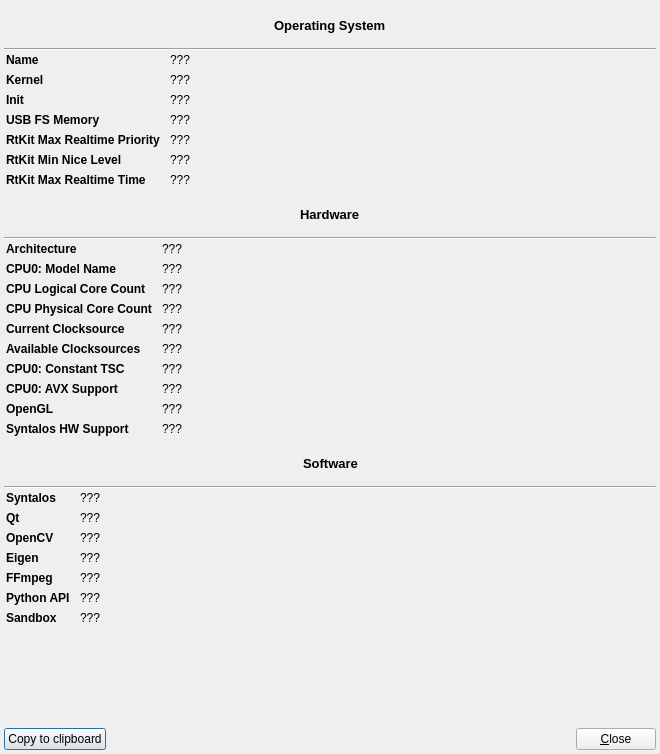
The window that src/sysinfodialog.ui (syntalos/syntalos) describes before a commit, drawn with Qt 5.
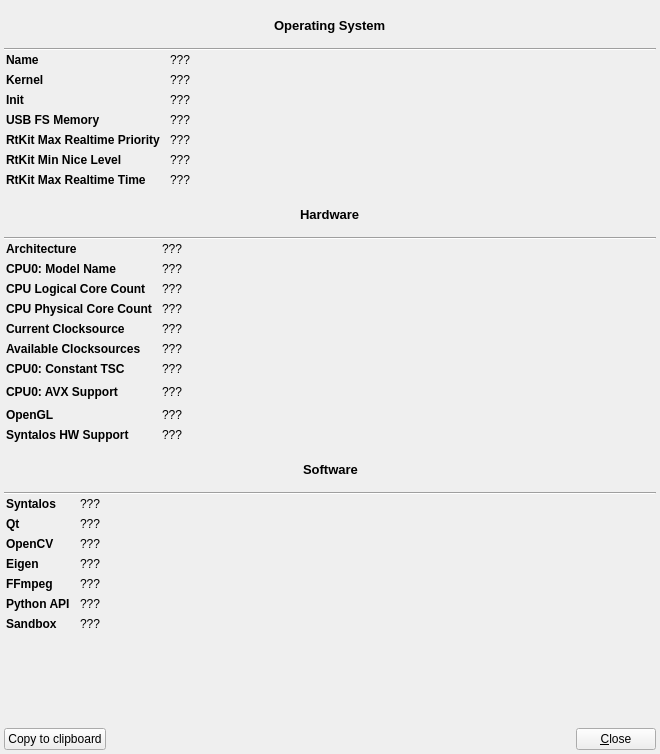
The same window after the commit. Icons and pictures are not drawn.

Commit message: sysinfo: Don't overflow UI if CPU supports a lot of AVX instructions

What changed in the file:
```diff
--- a/src/sysinfodialog.ui
+++ b/src/sysinfodialog.ui
@@ -524,13 +524,6 @@
           </property>
          </widget>
         </item>
-        <item row="8" column="1">
-         <widget class="QLabel" name="valAVX">
-          <property name="text">
-           <string>???</string>
-          </property>
-         </widget>
-        </item>
         <item row="9" column="0">
          <widget class="QLabel" name="openGLLabel">
           <property name="font">
@@ -600,6 +593,66 @@
           </property>
          </widget>
         </item>
+        <item row="8" column="1">
+         <widget class="QWidget" name="widget_8" native="true">
+          <layout class="QHBoxLayout" name="horizontalLayout_5">
+           <property name="spacing">
+            <number>2</number>
+           </property>
+           <property name="leftMargin">
+            <number>0</number>
+           </property>
+           <property name="topMargin">
+            <number>0</number>
+           </property>
+           <property name="rightMargin">
+            <number>0</number>
+           </property>
+           <property name="bottomMargin">
+            <number>0</number>
+           </property>
+           <item>
+            <widget class="QLabel" name="valAVX">
+             <property name="text">
+              <string>???</string>
+             </property>
+            </widget>
+           </item>
+           <item>
+            <widget class="QPushButton" name="infoAvxBtn">
+             <property name="maximumSize">
+              <size>
+               <width>16</width>
+               <height>16</height>
+              </size>
+             </property>
+             <property name="text">
+              <string/>
+             </property>
+             <property name="icon">
+              <iconset theme="help-about"/>
+             </property>
+             <property name="flat">
+              <bool>true</bool>
+             </property>
+            </widget>
+           </item>
+           <item>
+            <spacer name="horizontalSpacer_8">
+             <property name="orientation">
+              <enum>Qt::Horizontal</enum>
+             </property>
+             <property name="sizeHint" stdset="0">
+              <size>
+               <width>40</width>
+               <height>20</height>
+              </size>
+             </property>
+            </spacer>
+           </item>
+          </layout>
+         </widget>
+        </item>
        </layout>
       </item>
      </layout>
```
The commit also changes 2 other files.
